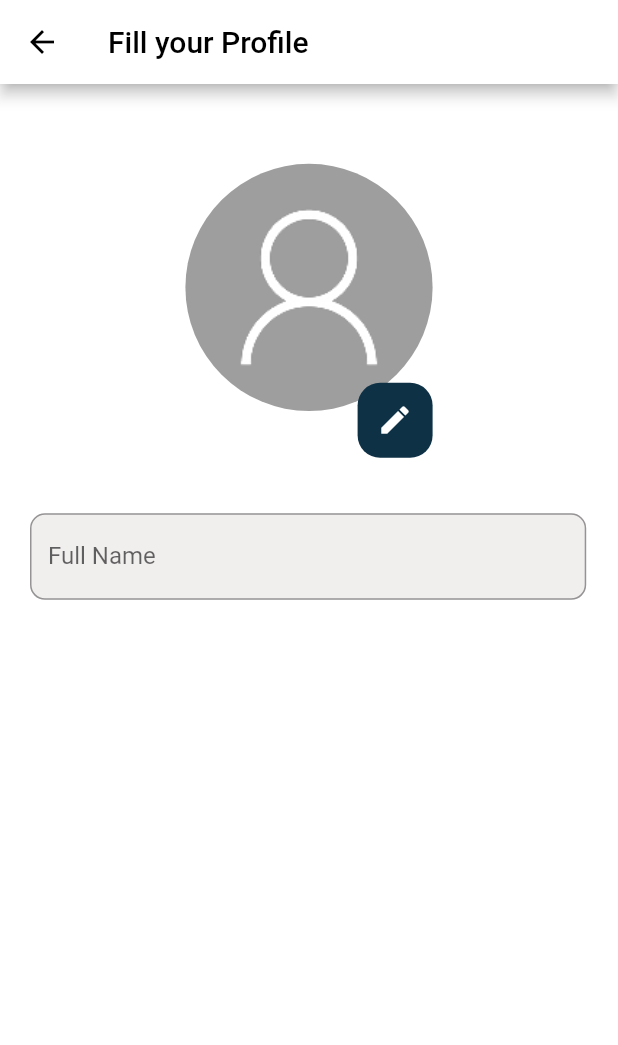
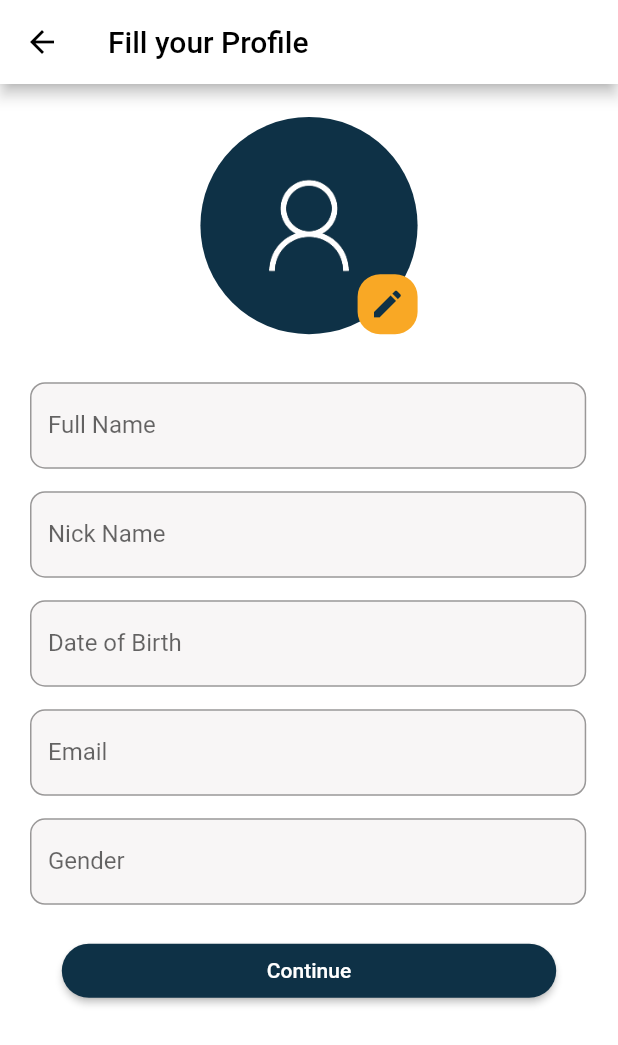
Before and after one commit to hamzar98980/Flutter-property-app, a Flutter app: the Profile screen opened directly, on a phone screen of 412 x 824 dp. Shown: the top 1045 px of the screen. Run offline on Flutter 3.47's test engine with Material 2 defaults, Android fonts, the light colour scheme and no system bars.

Commit message:
profile page complete

```diff
--- a/lib/components/alert.dart
+++ b/lib/components/alert.dart
@@ -33,3 +33,34 @@ class BlurryDialog extends StatelessWidget {
         ));
   }
 }
+
+class Txtfield extends StatelessWidget {
+  String label;
+  Txtfield({super.key, required this.label});
+
+  @override
+  Widget build(BuildContext context) {
+    return Row(
+      children: [
+        Padding(
+          padding: const EdgeInsets.fromLTRB(20, 10, 10, 5),
+          child: Container(
+            height: MediaQuery.of(context).size.height * 0.07,
+            width: MediaQuery.of(context).size.width * 0.9,
+            decoration: BoxDecoration(
+                color: Color(colorconst.textfilld),
+                borderRadius: BorderRadius.circular(10)),
+            child: TextFormField(
+              decoration: InputDecoration(
+                border: OutlineInputBorder(
+                  borderRadius: BorderRadius.all(Radius.circular(10)),
+                ),
+                labelText: label,
+              ),
+            ),
+          ),
+        ),
+      ],
+    );
+  }
+}
--- a/lib/screens/profile.dart
+++ b/lib/screens/profile.dart
@@ -1,5 +1,8 @@
 import 'package:flutter/material.dart';
+import 'package:proj/components/alert.dart';
 import 'package:proj/utils/colors_comp.dart';
+
+import '../utils/text_comp.dart';
 
 class Profile extends StatelessWidget {
   const Profile({super.key});
@@ -30,30 +33,29 @@ class Profile extends StatelessWidget {
                     child: Stack(
                       children: [
                         Container(
-                          height: MediaQuery.of(context).size.height * 0.3,
+                          padding: EdgeInsets.all(10),
+                          height: MediaQuery.of(context).size.height * 0.2,
                           width: MediaQuery.of(context).size.width * 0.4,
-                          child: const CircleAvatar(
+                          child: CircleAvatar(
                             backgroundImage:
                                 AssetImage("assets/Images/bguser.png"),
-                            backgroundColor: Colors.grey,
+                            backgroundColor: Color(colorconst.primarycolor),
                           ),
                         ),
                         Positioned(
                           bottom: 10,
                           // top: 0,
                           // left: 0,
-                          right: 0,
+                          right: 10,
                           child: Container(
-                            height: 50,
-                            width: 50,
+                            height: 40,
+                            width: 40,
                             decoration: BoxDecoration(
-                                color: Color(colorconst.primarycolor),
+                                color: Colors.yellow[800],
                                 borderRadius:
                                     BorderRadius.all(Radius.circular(15))),
-                            child: const Icon(
-                              Icons.edit,
-                              color: Colors.white,
-                            ),
+                            child: Icon(Icons.edit,
+                                color: Color(colorconst.primarycolor)),
                           ),
                         ),
                       ],
@@ -61,22 +63,40 @@ class Profile extends StatelessWidget {
                   )
                 ],
               ),
+              Txtfield(
+                label: 'Full Name',
+              ),
+              Txtfield(
+                label: 'Nick Name',
+              ),
+              Txtfield(
+                label: 'Date of Birth',
+              ),
+              Txtfield(
+                label: 'Email',
+              ),
+              Txtfield(
+                label: 'Gender',
+              ),
               Row(
+                mainAxisAlignment: MainAxisAlignment.center,
                 children: [
-                  Padding(
-                    padding: const EdgeInsets.fromLTRB(20, 15, 15, 20),
-                    child: Container(
-                      height: MediaQuery.of(context).size.height * 0.07,
-                      width: MediaQuery.of(context).size.width * 0.9,
-                      decoration: BoxDecoration(
-                          color: Color(colorconst.textfilld),
-                          borderRadius: BorderRadius.circular(10)),
-                      child: TextFormField(
-                        decoration: const InputDecoration(
-                          border: OutlineInputBorder(
-                            borderRadius: BorderRadius.all(Radius.circular(10)),
+                  Container(
+                    padding: EdgeInsets.only(top: 15),
+                    width: MediaQuery.of(context).size.width * 0.8,
+                    child: ElevatedButton(
+                      onPressed: () {
+                        // loginacc();
+                      },
+                      child: Text("Continue"),
+                      style: ButtonStyle(
+                        backgroundColor: MaterialStateProperty.all(
+                            Color(colorconst.primarycolor)),
+                        shape:
+                            MaterialStateProperty.all<RoundedRectangleBorder>(
+                          RoundedRectangleBorder(
+                            borderRadius: BorderRadius.circular(18.0),
                           ),
-                          labelText: 'Full Name',
                         ),
                       ),
                     ),
--- a/lib/utils/colors_comp.dart
+++ b/lib/utils/colors_comp.dart
@@ -1,4 +1,4 @@
 class colorconst {
   static int primarycolor = 0xFF0E3146;
-  static int textfilld = 0xFFF1EEEE;
+  static int textfilld = 0xFFF8F6F6;
 }
```
